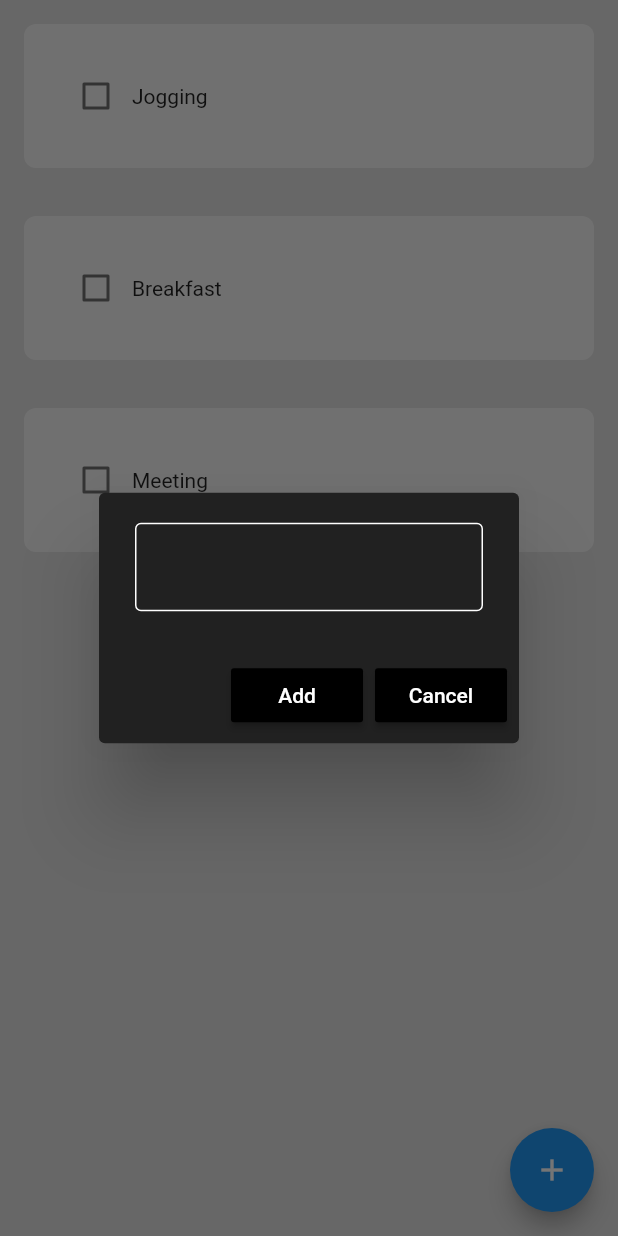
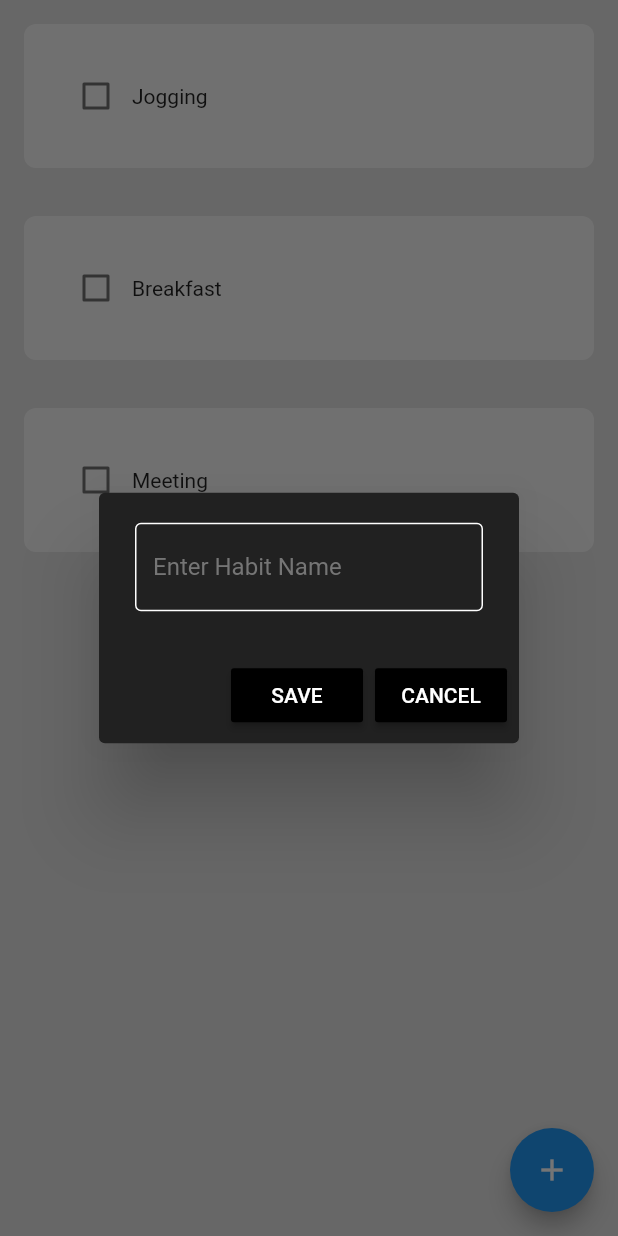
Before and after one commit to Raad05/flutter-habit-tracker, a Flutter app: the screen it shows after launch, after a tap on the "add" icon, on a phone screen of 412 x 824 dp. Run offline on Flutter 3.47's test engine with Material 2 defaults, Android fonts, the phone set to English and light mode, and no system bars; drawn by our look-alikes of flutter_slidable.

Commit message:
Delete and edit habit

```diff
--- a/lib/Components/habit_tile.dart
+++ b/lib/Components/habit_tile.dart
@@ -1,21 +1,46 @@
 import 'package:flutter/material.dart';
+import 'package:flutter_slidable/flutter_slidable.dart';
 
 class HabitTile extends StatelessWidget {
   final String habitName;
   final bool habitCompleted;
   final Function(bool?)? onChanged;
+  final Function(BuildContext)? settingsTapped;
+  final Function(BuildContext)? deleteTapped;
 
   const HabitTile({
     super.key,
     required this.habitName,
     required this.habitCompleted,
     required this.onChanged,
+    required this.settingsTapped,
+    required this.deleteTapped,
   });
 
   @override
   Widget build(BuildContext context) {
     return Padding(
       padding: const EdgeInsets.all(16.0),
+      child: Slidable(
+        endActionPane: ActionPane(
+          motion: StretchMotion(),
+          children: [
+            // For editing
+            SlidableAction(
+              onPressed: settingsTapped,
+              backgroundColor: Colors.grey.shade800,
+              icon: Icons.settings,
+              borderRadius: BorderRadius.circular(12),
+            ),
+            // For deleting
+            SlidableAction(
+              onPressed: deleteTapped,
+              backgroundColor: Colors.red.shade400,
+              icon: Icons.delete,
+              borderRadius: BorderRadius.circular(12),
+            ),
+          ],
+        ),
         child: Container(
           padding: EdgeInsets.all(24),
           decoration: BoxDecoration(
@@ -27,6 +52,7 @@ class HabitTile extends StatelessWidget {
             Text(habitName),
           ]),
         ),
+      ),
     );
   }
 }
--- a/lib/Components/new_habit_box.dart
+++ b/lib/Components/my_alert_box.dart
@@ -1,15 +1,17 @@
 import 'package:flutter/material.dart';
 
-class EnterNewHabitBox extends StatelessWidget {
+class MyAlertBox extends StatelessWidget {
   final controller;
+  final String hintText;
   final VoidCallback onSave;
   final VoidCallback onCancel;
 
-  const EnterNewHabitBox({
+  const MyAlertBox({
     super.key,
     required this.controller,
     required this.onSave,
     required this.onCancel,
+    required this.hintText,
   });
 
   @override
@@ -19,18 +21,20 @@ class EnterNewHabitBox extends StatelessWidget {
       content: TextField(
         controller: controller,
         style: const TextStyle(color: Colors.white),
-        decoration: const InputDecoration(
-          enabledBorder:
-              OutlineInputBorder(borderSide: BorderSide(color: Colors.white)),
-          focusedBorder:
-              OutlineInputBorder(borderSide: BorderSide(color: Colors.white)),
+        decoration: InputDecoration(
+          hintText: hintText,
+          hintStyle: TextStyle(color: Colors.grey[600]),
+          enabledBorder: const OutlineInputBorder(
+              borderSide: BorderSide(color: Colors.white)),
+          focusedBorder: const OutlineInputBorder(
+              borderSide: BorderSide(color: Colors.white)),
         ),
       ),
       actions: [
         MaterialButton(
           onPressed: onSave,
           child: Text(
-            'Add',
+            'SAVE',
             style: TextStyle(color: Colors.white),
           ),
           color: Colors.black,
@@ -38,7 +42,7 @@ class EnterNewHabitBox extends StatelessWidget {
         MaterialButton(
           onPressed: onCancel,
           child: Text(
-            'Cancel',
+            'CANCEL',
             style: TextStyle(color: Colors.white),
           ),
           color: Colors.black,
--- a/pubspec.yaml
+++ b/pubspec.yaml
@@ -35,6 +35,7 @@ dependencies:
   # The following adds the Cupertino Icons font to your application.
   # Use with the CupertinoIcons class for iOS style icons.
   cupertino_icons: ^1.0.2
+  flutter_slidable: ^2.0.0
   # Hive dependencies:
   hive: ^2.2.3
   hive_flutter: ^1.1.0
```
Also changed, not shown: lib/Pages/home_page.dart (+34 -4 lines), pubspec.lock. Lines whose indentation alone changed are shown as unchanged.
